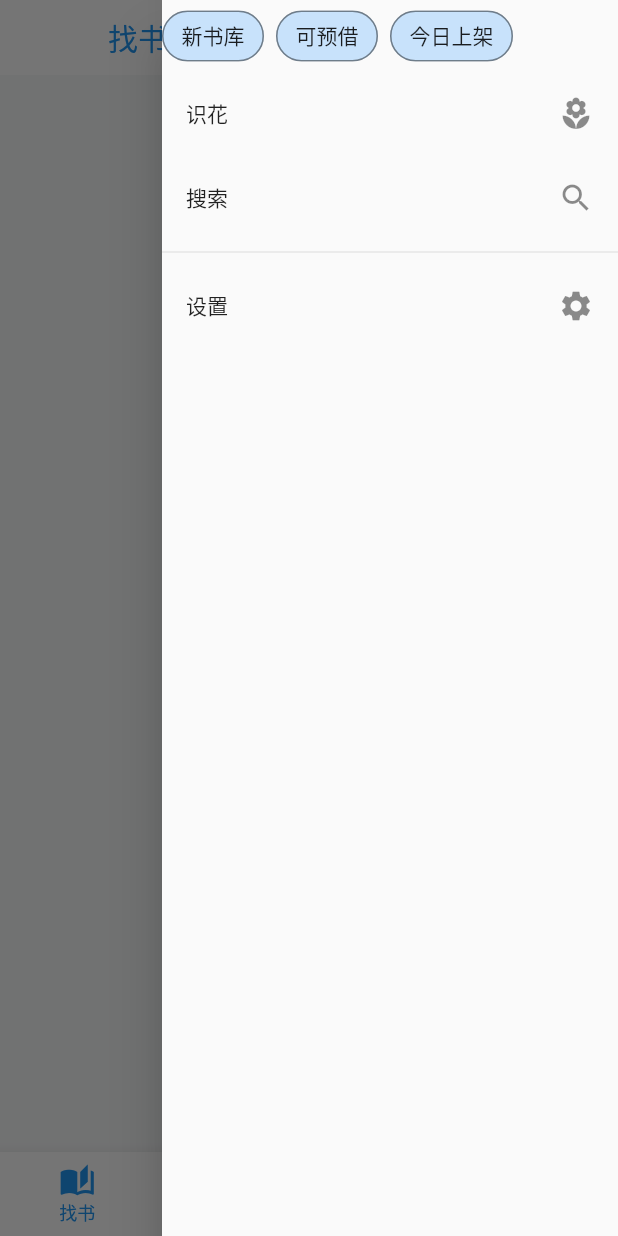
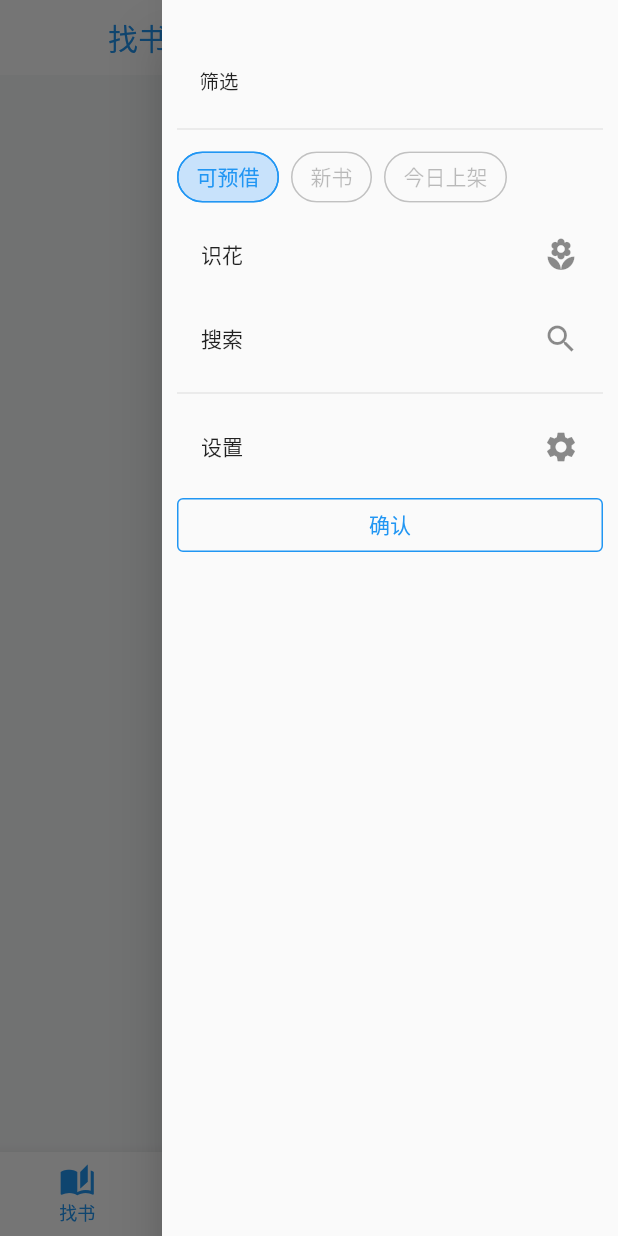
Before and after one commit to kakusx/BookHunt, a Flutter app: the Tabbar screen opened directly, in the side drawer, after a tap on the "search" icon, on a phone screen of 412 x 824 dp. Run offline on Flutter 3.47's test engine with Material 2 defaults, Android fonts, the phone set to English and light mode, and no system bars; our stand-ins replace cached_network_image, dio, event_bus, fluttertoast, shared_preferences; accounts and stored records are empty; network calls fail.

Commit message:
修改筛选抽屉样式

```diff
--- a/book_hunt/lib/pages/Tabbar.dart
+++ b/book_hunt/lib/pages/Tabbar.dart
@@ -17,13 +17,13 @@ class _TabbarState extends State<Tabbar> {
   List _pageNames = ['找书', '发现', '收藏', '我的',];
   List<Widget> _pageList = [BookListPage(), Explore(), Favourite(), Profile()];
 
-  List _chipSelected = [true, true, false, false];
-  List _chipBgColors = [Colors.transparent, Colors.transparent, Colors.transparent, Colors.transparent];
+  List _chipSelected = [true, false, false, false];
 
   @override
   Widget build(BuildContext context) {
     accentColor = Theme.of(context).accentColor;
     return Scaffold(
+      extendBodyBehindAppBar: true,
       appBar: PreferredSize(
         child: tabAppBar(context),
         preferredSize: Size.fromHeight(50),
@@ -63,83 +63,61 @@ class _TabbarState extends State<Tabbar> {
   Widget tabAppBar(context){
     return AppBar(
         backgroundColor: Colors.white,
-        title: Opacity(
-          opacity: 1,
-          child: Container(
-            padding: EdgeInsets.fromLTRB(0, 0, 0, 0),
-            child: Text(
-              _pageNames[this._currentIndex],
-              style: TextStyle(color: accentColor),
-            ),
-          ),
+        brightness: Brightness.light,
+        title: Text(
+          _pageNames[_currentIndex],
+          style: TextStyle(color: accentColor),
         ),
         elevation: 0,
         actions: <Widget>[
-          new IconButton(
-              icon: Icon(
-                Icons.search,
-                color: accentColor,
-              ),
-              onPressed: () {
-                showSearch(context: context, delegate: SearchBarDelegate());
-              }),
-          Builder(builder: (context) => IconButton(
+          _currentIndex==0 ? IconButton(
+              icon: Icon(Icons.search, color: accentColor,),
+              onPressed: () => showSearch(context: context, delegate: SearchBarDelegate())
+              ): Container(),
+          Builder(builder: (context) => _currentIndex==0?IconButton(
             icon: new Icon(Icons.filter_alt_outlined, color: accentColor),
             onPressed: () => Scaffold.of(context).openEndDrawer(),
-          ),
+          ):Container(),
           ),
         ]);
   }
   //endregion
 
+  Widget drawerFilterChip(name, index){
+    return FilterChip(
+      label: Text(name),
+      labelStyle: TextStyle(
+          color: _chipSelected[index]
+              ? accentColor
+              : Colors.black26),
+      selected: _chipSelected[index],
+      selectedColor: Color.fromRGBO(0, 130, 255, 0.2),
+      backgroundColor: Colors.transparent,
+      shape: StadiumBorder(side: BorderSide(color: _chipSelected[index]?accentColor:Colors.black12)),
+      showCheckmark: false,
+      onSelected: (bool value) {
+        setState(() {
+          _chipSelected[index] = value;
+        });
+      },
+    );
+  }
+
   //region endDrawer
   Widget endDrawer(context){
     return Drawer(
       child: ListView(
+        padding: EdgeInsets.fromLTRB(10.0, 30.0, 10.0, 10.0),
         children: <Widget>[
+          ListTile(title: new Text("筛选"), contentPadding: EdgeInsets.fromLTRB(15, 0, 10, 0), dense: true,),
+          Divider(),
           Wrap(
               spacing: 8.0, //间隔
-              runSpacing: 20.0,//两行之间的间距
+              runSpacing: 10.0,//两行之间的间距
               children: <Widget>[
-                FilterChip(
-                  label: Text("新书库"),
-                  selected: _chipSelected[0],
-                  selectedColor: Color.fromRGBO(0, 130, 255, 0.2),
-                  backgroundColor: Colors.transparent,
-                  shape: StadiumBorder(side: BorderSide(color: Colors.black26)),
-                  showCheckmark: false,
-                  onSelected: (bool value) {
-                    setState(() {
-                      _chipSelected[0] = value;
-                    });
-                  },
-                ),
-                FilterChip(
-                  label: Text("可预借"),
-                  selected: _chipSelected[1],
-                  selectedColor: Color.fromRGBO(0, 130, 255, 0.2),
-                  backgroundColor: Colors.transparent,
-                  shape: StadiumBorder(side: BorderSide(color: Colors.black26)),
-                  showCheckmark: false,
-                  onSelected: (bool value) {
-                    setState(() {
-                      _chipSelected[1] = value;
-                    });
-                  },
-                ),
-                FilterChip(
-                  label: Text("今日上架"),
-                  selected: _chipSelected[2],
-                  selectedColor: Color.fromRGBO(0, 130, 255, 0.2),
-                  backgroundColor: Colors.transparent,
-                  shape: StadiumBorder(side: BorderSide(color: Colors.black26)),
-                  showCheckmark: false,
-                  onSelected: (bool value) {
-                    setState(() {
-                      _chipSelected[2] = value;
-                    });
-                  },
-                ),
+                drawerFilterChip('可预借', 0),
+                drawerFilterChip('新书', 1),
+                drawerFilterChip('今日上架', 2),
               ]
           ),
           ListTile(
@@ -155,6 +133,11 @@ class _TabbarState extends State<Tabbar> {
             title: new Text("设置"),
             trailing: new Icon(Icons.settings),
           ),
+          OutlinedButton(child: const Text('确认'),
+              style: OutlinedButton.styleFrom(
+                side: BorderSide(width: 1, color: accentColor),
+              ),
+              onPressed: () => Navigator.pop(context))
         ],
       ),
     );
```
Also changed, not shown: 1 other file.
